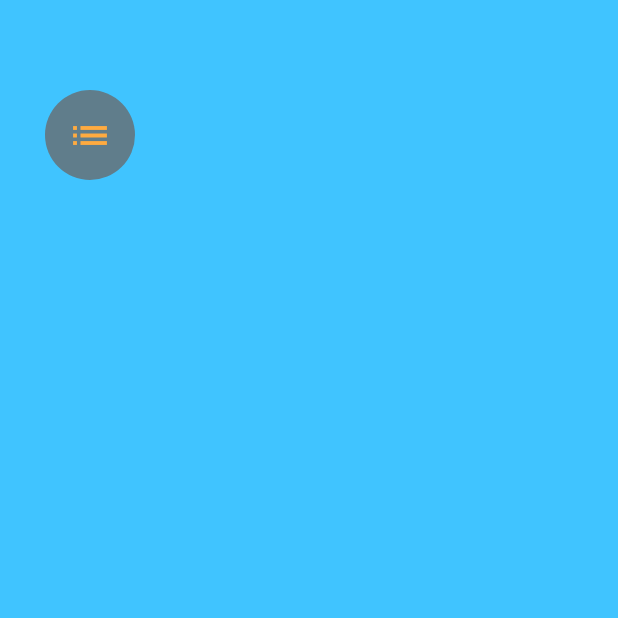
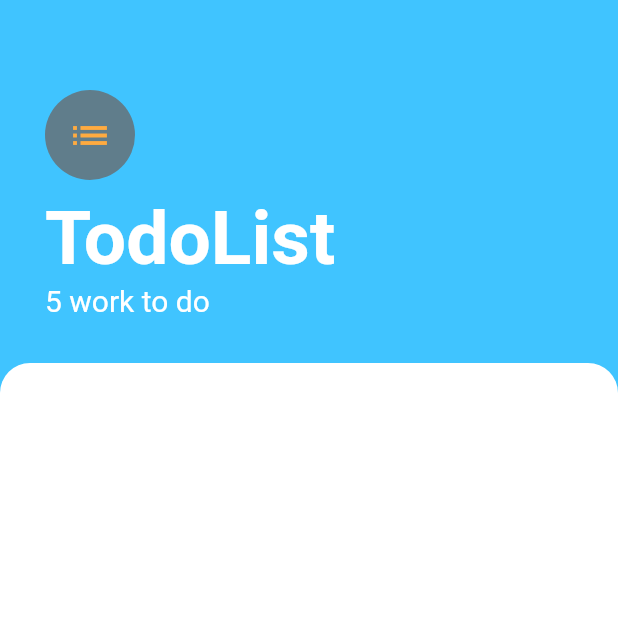
Before and after one commit to saeidbs/Todo-App, a Flutter app: the TodoScreen screen opened by its route, on a phone screen of 412 x 824 dp, the top half of it. Run offline on Flutter 3.47's test engine with Material 2 defaults, Android fonts, the phone set to English and light mode, and no system bars.

Commit message:
add todo screen

```diff
--- a/todo_app/lib/main.dart
+++ b/todo_app/lib/main.dart
@@ -23,7 +23,7 @@ class MyApp extends StatelessWidget {
         // is not restarted.
         primarySwatch: Colors.blue,
       ),
-      initialRoute: LoginScreen.id,
+      initialRoute: TodoScreen.id,
       routes: {
         TodoScreen.id:(context)=>TodoScreen(),
         LoginScreen.id:(context)=>LoginScreen()
--- a/todo_app/lib/todo_screen.dart
+++ b/todo_app/lib/todo_screen.dart
@@ -30,8 +30,38 @@ class _TodoScreenState extends State<TodoScreen> {
                 ),
                 backgroundColor: Colors.blueGrey,
                 radius: 30,
+              ),
+              SizedBox(
+                height: 10.0,
+              ),
+              Text(
+                "TodoList",
+                style: TextStyle(
+                  color: Colors.white,
+                  fontSize: 50.0,
+                  fontWeight: FontWeight.w600
+                ),
+              ),
+              Text(
+                "5 work to do",
+                style: TextStyle(
+                  color: Colors.white,
+                  fontSize: 20.0
+                ),
               )
             ],
+          ),
+        ),
+        Expanded(
+          child: Container(
+          padding: EdgeInsets.symmetric(horizontal: 20),
+            decoration: BoxDecoration(
+              color: Colors.white,
+            borderRadius: BorderRadius.only(
+              topLeft: Radius.circular(20.0),
+              topRight: Radius.circular(20.0)
+            )
+            ),
           ),
         )
       ],),
```
